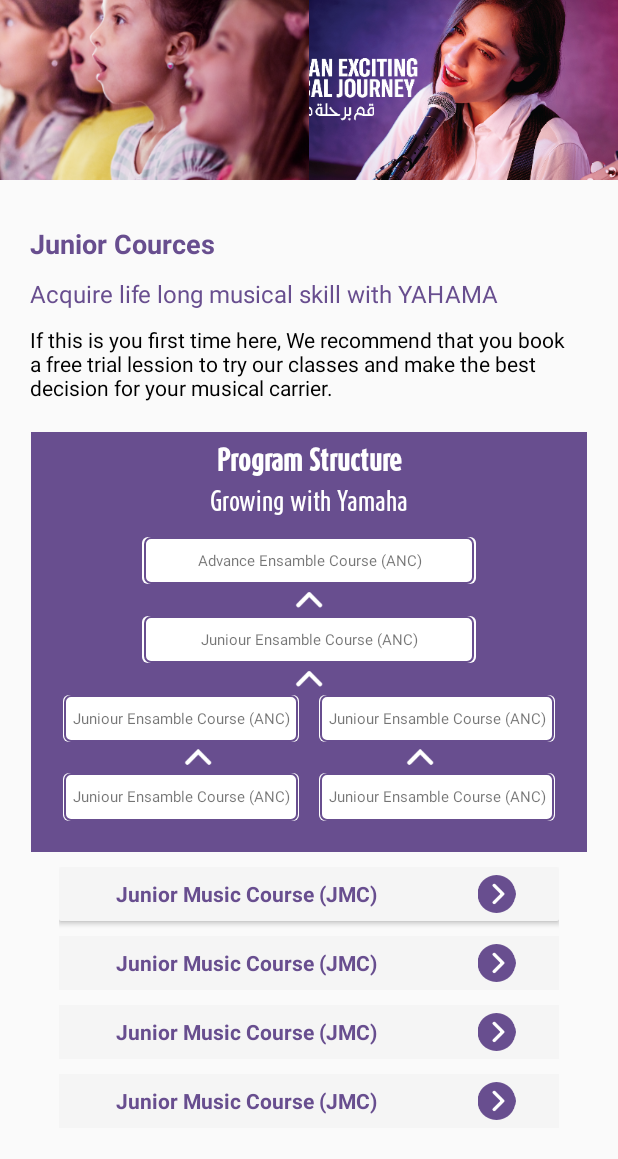
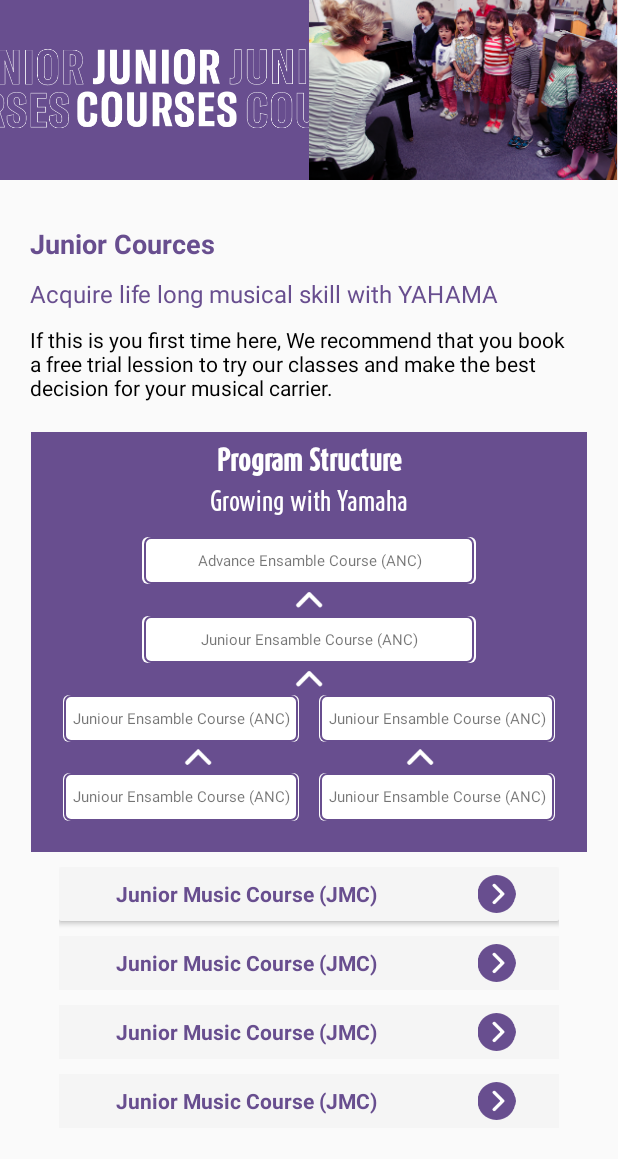
Before and after one commit to Sandeep-svf/yamaha, an Android app: the fragment JuniourCourseFragment shown on its own in the app's theme, on a phone screen of 412 x 824 dp. Shown: the top 1159 px of the screen. Run offline under Robolectric (Android 15) with nearby library versions, the phone set to English and light mode, and no system bars; pictures from the network do not load.

Commit message:
20 sept_ 2022

```diff
--- a/app/src/main/java/com/webnmobapps/yamaha/courses/JuniourCourseFragment.java
+++ b/app/src/main/java/com/webnmobapps/yamaha/courses/JuniourCourseFragment.java
@@ -39,12 +39,12 @@ public class JuniourCourseFragment extends Fragment {
         init(view);
 
         try {
-            Glide.with(getActivity()).load(R.drawable.juniour_course_image).placeholder(R.drawable.ic_launcher_background).into(junior_course_imag_1);
-            Glide.with(getActivity()).load(R.drawable.courses_banner).placeholder(R.drawable.ic_launcher_background).into(junior_course_imag_2);
+            Glide.with(getActivity()).load(R.drawable.juniour_course_banner_image).placeholder(R.drawable.ic_launcher_background).into(junior_course_imag_1);
+            Glide.with(getActivity()).load(R.drawable.juniour_course).placeholder(R.drawable.ic_launcher_background).into(junior_course_imag_2);
         } catch (Exception exception) {
             exception.printStackTrace();
         } finally {
-           // Toast.makeText(getActivity(), "Something went wrong while loading image.....", Toast.LENGTH_SHORT).show();
+           //    Toast.makeText(getActivity(), "Something went wrong while loading image.....", Toast.LENGTH_SHORT).show();
         }
 
         course_fee_button_anc.setOnClickListener(new View.OnClickListener() {
--- a/app/src/main/java/com/webnmobapps/yamaha/courses/YamahaPianoCourseFragment.java
+++ b/app/src/main/java/com/webnmobapps/yamaha/courses/YamahaPianoCourseFragment.java
@@ -31,8 +31,8 @@ public class YamahaPianoCourseFragment extends Fragment {
         intis(view);
 
         try {
-            Glide.with(getActivity()).load(R.drawable.juniour_course_image).placeholder(R.drawable.ic_launcher_background).into(piano_course_imag_1);
-            Glide.with(getActivity()).load(R.drawable.courses_banner).placeholder(R.drawable.ic_launcher_background).into(piano_course_imag_2);
+            Glide.with(getActivity()).load(R.drawable.yamaha_piano_course).placeholder(R.drawable.ic_launcher_background).into(piano_course_imag_1);
+            Glide.with(getActivity()).load(R.drawable.piano_123).placeholder(R.drawable.ic_launcher_background).into(piano_course_imag_2);
         } catch (Exception exception) {
             exception.printStackTrace();
         } finally {
--- a/app/src/main/res/layout/fragment_juniour_course.xml
+++ b/app/src/main/res/layout/fragment_juniour_course.xml
@@ -42,12 +42,12 @@
             android:id="@+id/junior_course_imag_1"
             android:layout_width="0dp"
             android:layout_height="match_parent"
+            android:background="@color/purple_app_theam_color"
             app:layout_constraintBottom_toBottomOf="parent"
             app:layout_constraintStart_toStartOf="parent"
             app:layout_constraintTop_toTopOf="parent"
             app:layout_constraintWidth_percent="0.51"
             android:scaleType="centerCrop"
-            android:src="@drawable/music_friend_course_image"
             >
 
         </androidx.appcompat.widget.AppCompatImageView>
--- a/app/src/main/res/layout/fragment_music_friend_course.xml
+++ b/app/src/main/res/layout/fragment_music_friend_course.xml
@@ -50,7 +50,8 @@
                     app:layout_constraintTop_toTopOf="parent"
                     app:layout_constraintWidth_percent="0.51"
                     android:scaleType="centerCrop"
-                    android:src="@drawable/ic_launcher_background"
+                    android:background="@color/purple_app_theam_color"
+                    android:src="@drawable/music_friend_course"
                     >
 
                 </androidx.appcompat.widget.AppCompatImageView>
@@ -66,7 +67,7 @@
                     app:layout_constraintTop_toTopOf="parent"
                     app:layout_constraintWidth_percent="0.5"
                     android:scaleType="centerCrop"
-                    android:src="@drawable/ic_launcher_background"
+                    android:src="@drawable/music_friend_123"
                     >
 
                 </androidx.appcompat.widget.AppCompatImageView>
--- a/app/src/main/res/layout/fragment_popular_music_course.xml
+++ b/app/src/main/res/layout/fragment_popular_music_course.xml
@@ -46,7 +46,8 @@
                     app:layout_constraintTop_toTopOf="parent"
                     app:layout_constraintWidth_percent="0.51"
                     android:scaleType="centerCrop"
-                    android:src="@drawable/ic_launcher_background"
+                    android:background="@color/purple_app_theam_color"
+                    android:src="@drawable/popular_music_course"
                     >
 
                 </androidx.appcompat.widget.AppCompatImageView>
@@ -62,7 +63,7 @@
                     app:layout_constraintTop_toTopOf="parent"
                     app:layout_constraintWidth_percent="0.5"
                     android:scaleType="centerCrop"
-                    android:src="@drawable/ic_launcher_background"
+                    android:src="@drawable/popular_music_123"
                     >
 
                 </androidx.appcompat.widget.AppCompatImageView>
--- a/app/src/main/res/layout/fragment_yamaha_guitar_courses.xml
+++ b/app/src/main/res/layout/fragment_yamaha_guitar_courses.xml
@@ -50,7 +50,8 @@
                     app:layout_constraintTop_toTopOf="parent"
                     app:layout_constraintWidth_percent="0.51"
                     android:scaleType="centerCrop"
-                    android:src="@drawable/ic_launcher_background"
+                    android:background="@color/purple_app_theam_color"
+                    android:src="@drawable/yamaha_guitar_course"
                     >
 
                 </androidx.appcompat.widget.AppCompatImageView>
@@ -66,7 +67,7 @@
                     app:layout_constraintTop_toTopOf="parent"
                     app:layout_constraintWidth_percent="0.5"
                     android:scaleType="centerCrop"
-                    android:src="@drawable/ic_launcher_background"
+                    android:src="@drawable/guitar_123"
                     >
 
                 </androidx.appcompat.widget.AppCompatImageView>
--- a/app/src/main/res/layout/fragment_yamaha_piano_course.xml
+++ b/app/src/main/res/layout/fragment_yamaha_piano_course.xml
@@ -49,7 +49,7 @@
                     app:layout_constraintTop_toTopOf="parent"
                     app:layout_constraintWidth_percent="0.51"
                     android:scaleType="centerCrop"
-                    android:src="@drawable/ic_launcher_background"
+                    android:background="@color/purple_app_theam_color"
                     >
 
                 </androidx.appcompat.widget.AppCompatImageView>
```
Also changed, not shown: app/src/main/res/drawable/activity_at_yamaha_school.png (added), app/src/main/res/drawable/guitar_123.png (added), app/src/main/res/drawable/juniour_course_banner_image.png (added), app/src/main/res/drawable/music_friend_123.png (added), app/src/main/res/drawable/music_friend_course.png (added), app/src/main/res/drawable/piano_123.png (added), app/src/main/res/drawable/popular_music_123.png (added), app/src/main/res/drawable/popular_music_course.png (added), app/src/main/res/drawable/yamaha_guitar_course.png (added), app/src/main/res/drawable/yamaha_music_school_course.png (added), app/src/main/res/drawable/yamaha_piano_course.png (added).
